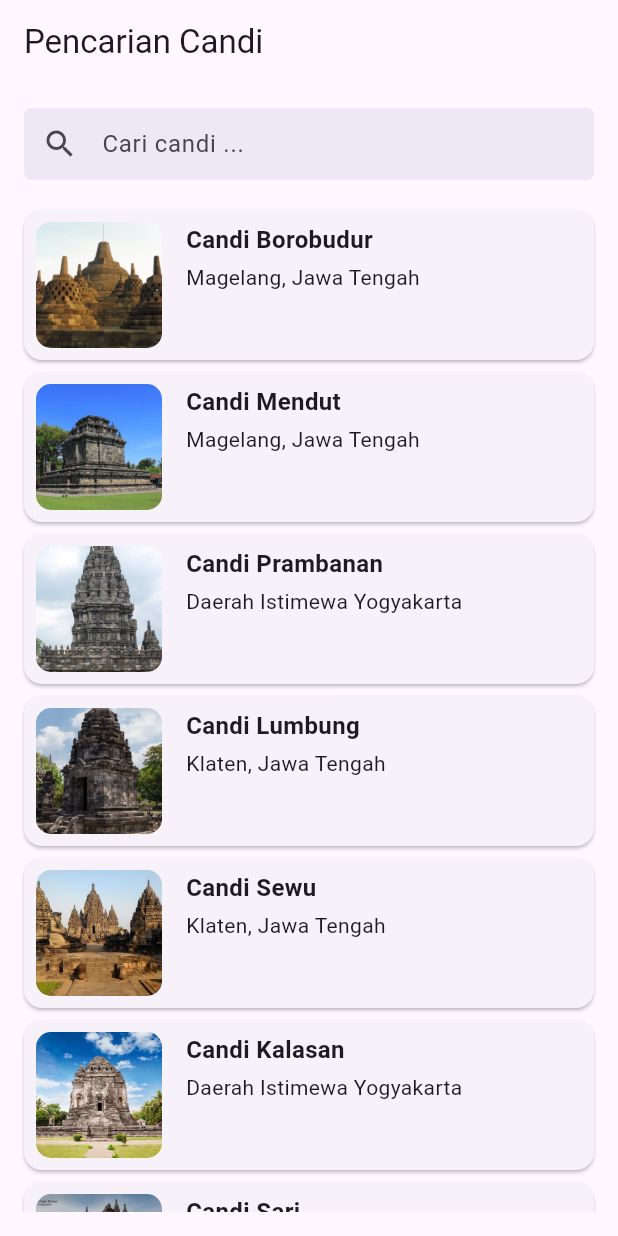
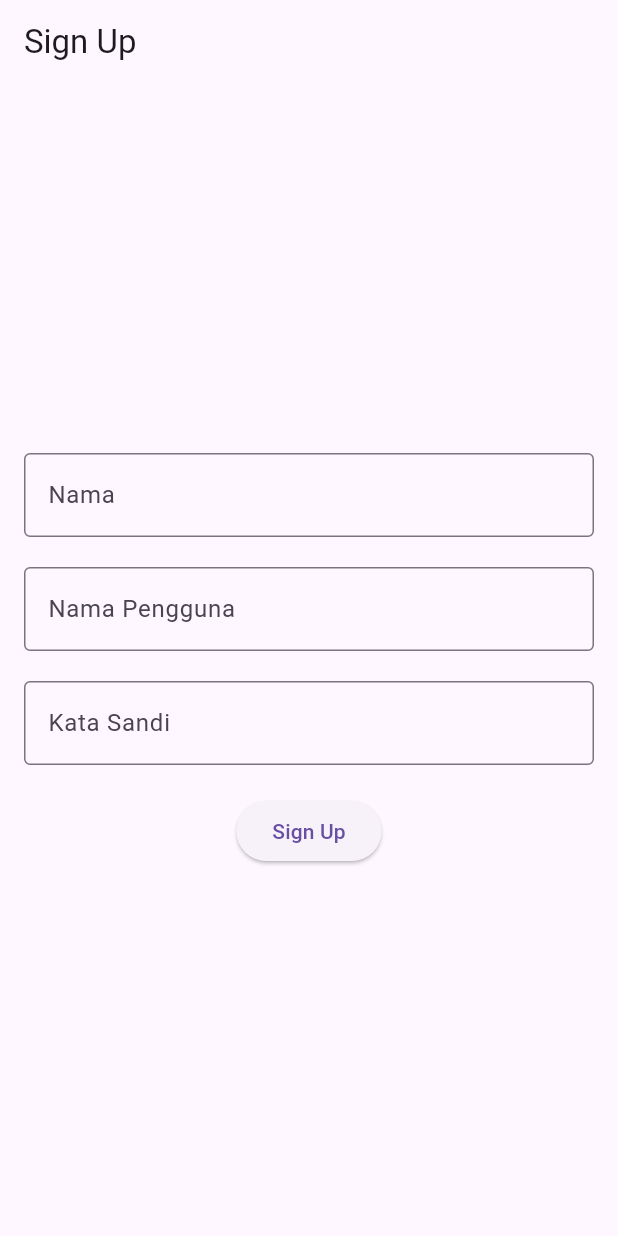
Before and after one commit to Mobile-Programming-MDP/latihan-flutter-Xicursed, a Flutter app: the screen it shows after launch, on a phone screen of 412 x 824 dp. Run offline on Flutter 3.47's test engine with Material 3 defaults, Android fonts, the light colour scheme and no system bars; our stand-ins replace connectivity_plus.

Commit message:
Pertemuan 21

```diff
--- a/PAB1-IF3A/wisata_candi/lib/main.dart
+++ b/PAB1-IF3A/wisata_candi/lib/main.dart
@@ -3,6 +3,7 @@
 import 'package:wisata_candi/detailscreen.dart';
 import 'package:wisata_candi/profilscreen.dart';
 import 'package:wisata_candi/searchscreen.dart';
+import 'package:wisata_candi/signupscreen.dart';
 
 void main() {
   runApp(const MainApp());
@@ -17,7 +18,7 @@
       // home: DetailScreen(
       //   candi: candiList[0],
       // ),
-      home: SearchScreen(),
+      home: Signupscreen(),
     );
   }
 }
--- /dev/null
+++ b/PAB1-IF3A/wisata_candi/lib/signupscreen.dart
@@ -0,0 +1,92 @@
+import 'package:flutter/material.dart';
+
+class Signupscreen extends StatefulWidget {
+  const Signupscreen({super.key});
+
+  @override
+  State<Signupscreen> createState() => _SignUpScreenState();
+}
+
+class _SignUpScreenState extends State<Signupscreen> {
+
+  final TextEditingController _nameController = TextEditingController();
+  final TextEditingController _usernameController = TextEditingController();
+  final TextEditingController _passwordController = TextEditingController();
+
+  String _errorText = "";
+  bool _obscurePassword = true;
+  //TODO 1 : Fungsi SignUp
+  void _signUp(){
+    String name = _nameController.text.trim();
+    String username = _usernameController.text.trim();
+    String password = _passwordController.text.trim();
+
+    if(password.length < 8 ||
+    password.contains(RegExp(r'[A-Z]')) ||
+    password.contains(RegExp(r'[a-z]')) ||
+    password.contains(RegExp(r'[0-9]')) ||
+    password.contains(RegExp(r'[@#$%^&*(),.?":{}|<>]'))) {
+      setState(() {
+        _errorText =
+          'Minimal 8 karakter, kombinasi [A-Z], [a-z], [0-9], [@#\\\$%^&*(),.?":{}|<>]';
+      });
+      return;
+    }
+
+    print("Sign UP Berhasil");
+    print("Nama : $name");
+    print("Nama Pengguna : $username");
+    print("Password : $password");
+
+  }
+
+  //TODO 2 : Fungsi Dispose
+  @override
+  Widget build(BuildContext context) {
+    return Scaffold(
+      appBar: AppBar(
+        title: const Text("Sign Up"),
+      ),
+      body: Padding(
+        padding: const EdgeInsets.all(16),
+        child: Form(
+          child: Column(
+            crossAxisAlignment: CrossAxisAlignment.center,
+            mainAxisAlignment: MainAxisAlignment.center,
+            children: [
+              TextFormField(
+                controller: _nameController,
+                decoration: InputDecoration(
+                  labelText: "Nama",
+                  border: OutlineInputBorder(),
+                ),
+              ),
+              const SizedBox(height: 20),
+              TextFormField(
+                controller: _usernameController,
+                decoration: InputDecoration(
+                  labelText: "Nama Pengguna",
+                  border: OutlineInputBorder(),
+                ),
+              ),
+              const SizedBox(height: 20),
+              TextFormField(
+                controller: _passwordController,
+                decoration: InputDecoration(
+                  labelText: "Kata Sandi",
+                  border: OutlineInputBorder(),
+                ),
+                obscureText: _obscurePassword,
+              ),
+              const SizedBox(height: 20),
+              ElevatedButton(
+                onPressed: _signUp,
+                child: const Text("Sign Up"),
+              ),
+            ],
+          ),
+        ),
+        ),
+    );
+  }
+}
```
Also changed, not shown: PAB1-IF3A/wisata_candi/lib/sign_in_screen.dart (added).
